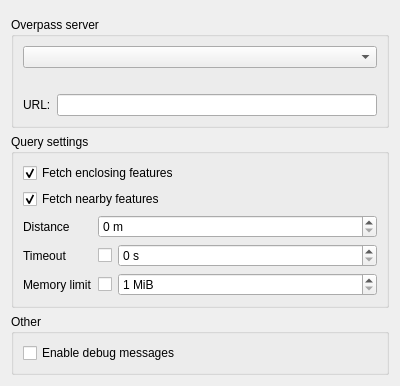
Before: the Qt Designer form src/osminfo/ui/osm_info_settings_page_base.ui in nextgis/qgis_osminfo, drawn with Qt 5.
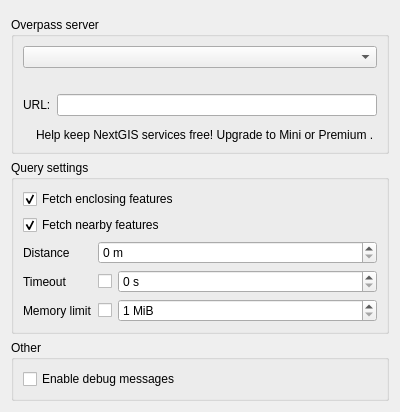
After: the same form once the commit is applied. Custom widgets are drawn as their Qt base class.

The edit to the form file:
```diff
--- a/src/osminfo/ui/osm_info_settings_page_base.ui
+++ b/src/osminfo/ui/osm_info_settings_page_base.ui
@@ -68,6 +68,59 @@
         </layout>
        </widget>
       </item>
+      <item>
+       <widget class="QWidget" name="campaign_widget" native="true">
+        <layout class="QHBoxLayout" name="campaign_layout">
+         <property name="leftMargin">
+          <number>0</number>
+         </property>
+         <property name="topMargin">
+          <number>6</number>
+         </property>
+         <property name="rightMargin">
+          <number>0</number>
+         </property>
+         <property name="bottomMargin">
+          <number>0</number>
+         </property>
+         <item>
+          <widget class="QLabel" name="campaign_icon_label">
+           <property name="sizePolicy">
+            <sizepolicy hsizetype="Fixed" vsizetype="Fixed">
+             <horstretch>0</horstretch>
+             <verstretch>0</verstretch>
+            </sizepolicy>
+           </property>
+           <property name="text">
+            <string/>
+           </property>
+          </widget>
+         </item>
+         <item>
+          <widget class="QLabel" name="campaign_label">
+           <property name="sizePolicy">
+            <sizepolicy hsizetype="Expanding" vsizetype="Preferred">
+             <horstretch>0</horstretch>
+             <verstretch>0</verstretch>
+            </sizepolicy>
+           </property>
+           <property name="text">
+            <string>Help keep NextGIS services free! Upgrade to &lt;a href=&quot;https://nextgis.com/pricing-base/?utm_source=qgis_plugin&amp;utm_medium=window&amp;utm_campaign=helpstayfree&amp;utm_content=en&quot;&gt;Mini or Premium&lt;/a&gt;.</string>
+           </property>
+           <property name="alignment">
+            <set>Qt::AlignLeading|Qt::AlignLeft|Qt::AlignVCenter</set>
+           </property>
+           <property name="wordWrap">
+            <bool>true</bool>
+           </property>
+           <property name="openExternalLinks">
+            <bool>true</bool>
+           </property>
+          </widget>
+         </item>
+        </layout>
+       </widget>
+      </item>
      </layout>
     </widget>
    </item>
```
Left out of the diff: 2 changed lines with no effect on the pictures.
